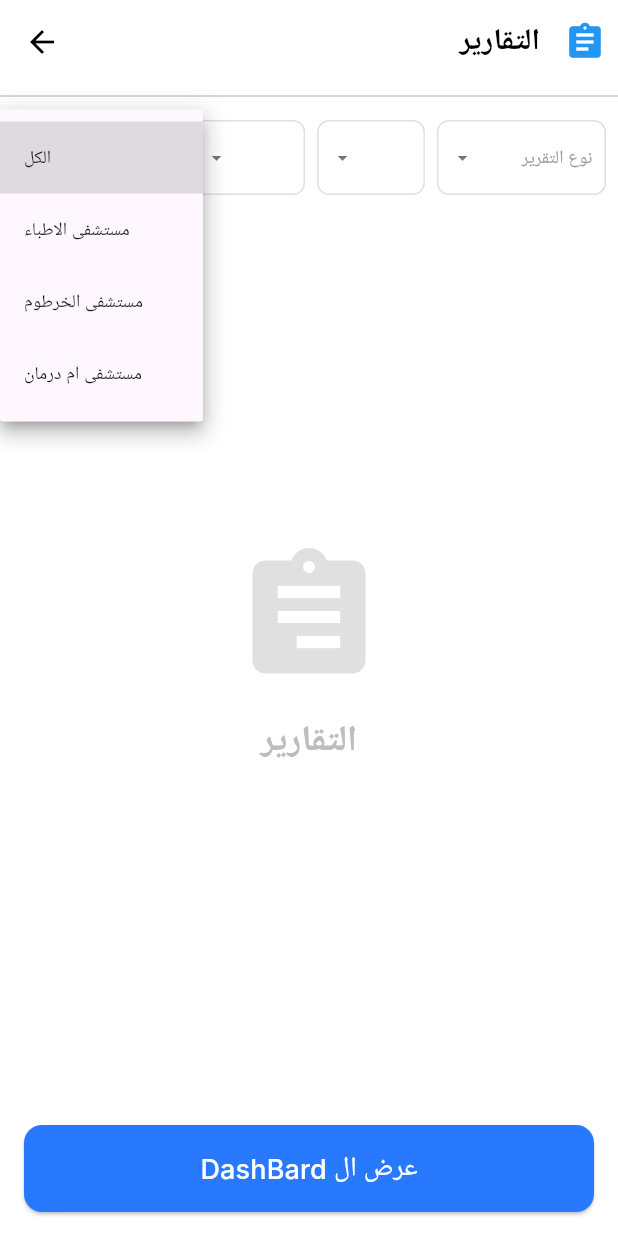
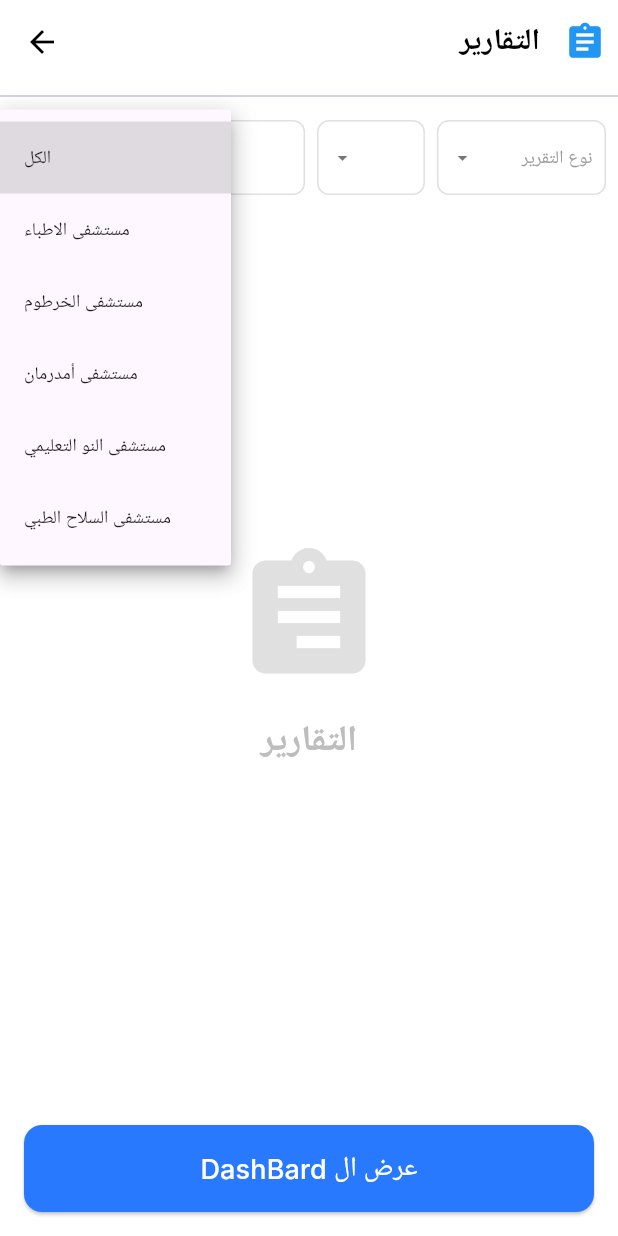
Before and after one commit to AbobakerAhmed/Code-For-Sudan, a Flutter app: the ReportingScreen screen opened directly with empty values, after a tap on "الكل", on a phone screen of 412 x 824 dp. Run offline on Flutter 3.47's test engine with Material 3 defaults, Android fonts, the phone set to English and light mode, and no system bars; missing offline and left inert: firedart; Roboto replaces fonts that are missing (Inter).

Commit message:
Link notification & report pages and solve there errors

```diff
--- a/ministry_app/lib/Backend/global_var.dart
+++ b/ministry_app/lib/Backend/global_var.dart
@@ -27,8 +27,8 @@ final List<String> _states = [
 const List<String> g_states = ['الكل', 'الخرطوم', 'الجزيرة'];
 const Map<String, List<String>> g_localities = {
   'الكل' : ["الكل"],
-  'الخرطوم': ['بحري', 'أم درمان'],
-  'الجزيرة': ['مدني']
+  'الخرطوم': ['الكل', 'بحري', 'أمدرمان'],
+  'الجزيرة': ['الكل', 'مدني']
 };
 const List<String> g_gender = ['ذكر', 'انثى'];
 
--- a/ministry_app/lib/flutter_login_screen.dart
+++ b/ministry_app/lib/flutter_login_screen.dart
@@ -44,9 +44,8 @@ class _LoginScreenState extends State<LoginScreen> {
         "محمد أحمد خالد",
         "0123456789",
         "123123",
-        'الكل',
-        "أمدرمان"
-
+        'الخرطوم',
+        "الكل"
     );
     Navigator.pushReplacement(
       context,
--- a/ministry_app/lib/flutter_reporting_screen.dart
+++ b/ministry_app/lib/flutter_reporting_screen.dart
@@ -23,10 +23,31 @@ Issues:
 
 class ReportingScreen extends StatefulWidget {
   final MinistryEmployee employee;
-  const ReportingScreen({super.key, required this.employee, String? reportType, String? state,  String? locality, String? hospital, DateTimeRange? selectedDateRange});
+  String? initialReportType;
+  String? initialState;
+  String? initialLocality;
+  String? initialHospital;
+  DateTimeRange? initialDateTimeRange;
+
+  ReportingScreen({
+    super.key,
+    required this.employee,
+    this.initialReportType,
+    this.initialState,
+    this.initialLocality,
+    this.initialHospital,
+    this.initialDateTimeRange
+  });
 
   @override
-  State<ReportingScreen> createState() => _ReportingScreenState(employee: employee);
+  State<ReportingScreen> createState() => _ReportingScreenState(
+    employee: employee,
+      reportType:  this.initialReportType,
+      state:  this.initialState,
+      locality:  this.initialLocality,
+      hospital:  this.initialHospital,
+      selectedDateRange:  this.initialDateTimeRange
+  );
 }
 
 class _ReportingScreenState extends State<ReportingScreen> {
@@ -46,23 +67,21 @@ class _ReportingScreenState extends State<ReportingScreen> {
     String? hospital,
     DateTimeRange? selectedDateRange
   }){
-
     _selectedReportType = reportType;
     _selectedHospital  = hospital ?? 'الكل';
     _selectedState = state ?? this.employee.getState();
     _selectedLocality = locality ?? this.employee.getLocality();
     _dateTimeRange = selectedDateRange ?? DateTimeRange(start: DateTime(DateTime.now().year), end: DateTime.now());
+    initState();
   }
 
   @override
   void initState() {
     super.initState();
-    // Add any additional initialization that requires context here
   }
 
   @override
   Widget build(BuildContext context) {
-    initState();
     return  Scaffold(
       backgroundColor: Colors.white,
       appBar: AppBar(
@@ -901,5 +920,7 @@ final List<String> _hospitals = [
   'الكل',
   'مستشفى الاطباء',
   'مستشفى الخرطوم',
-  'مستشفى ام درمان',
+  'مستشفى أمدرمان',
+  'مستشفى النو التعليمي',
+  'مستشفى السلاح الطبي',
 ]; // Example hospitals
```
Also changed, not shown: ministry_app/lib/Backend/testing_data.dart (+7 -7 lines), ministry_app/lib/flutter_notification_screen.dart (+8 -8 lines).
